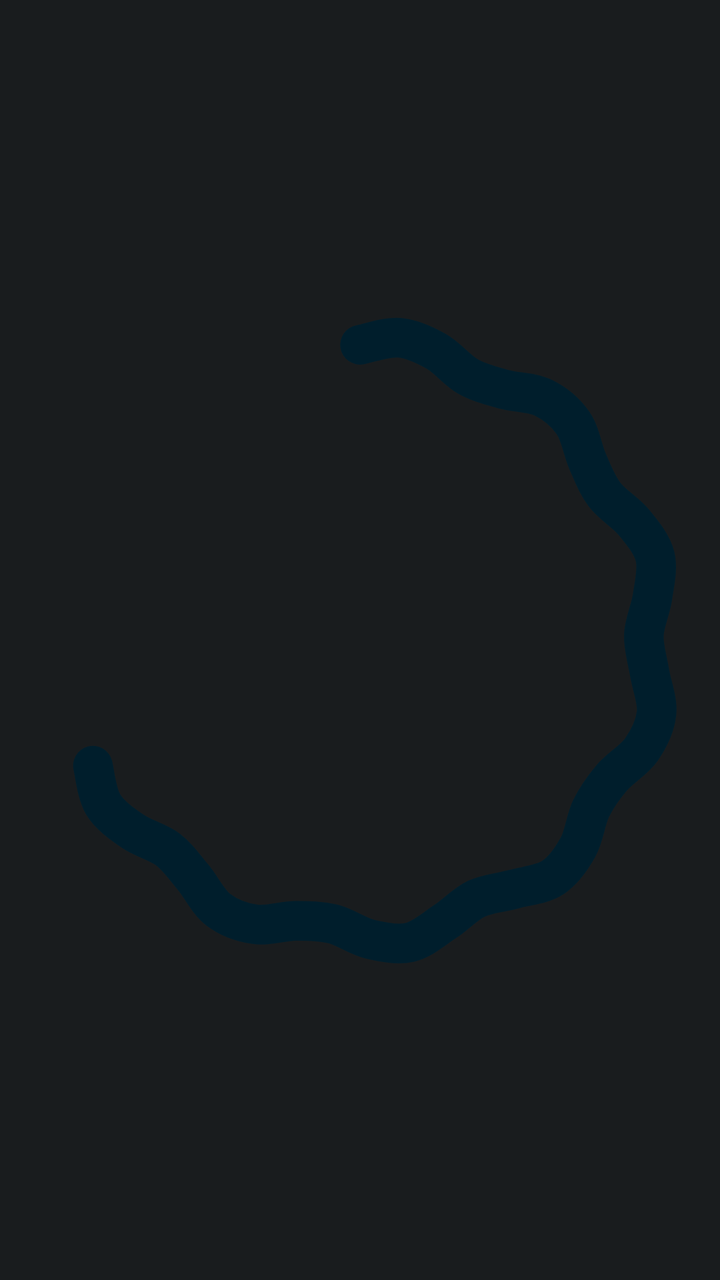
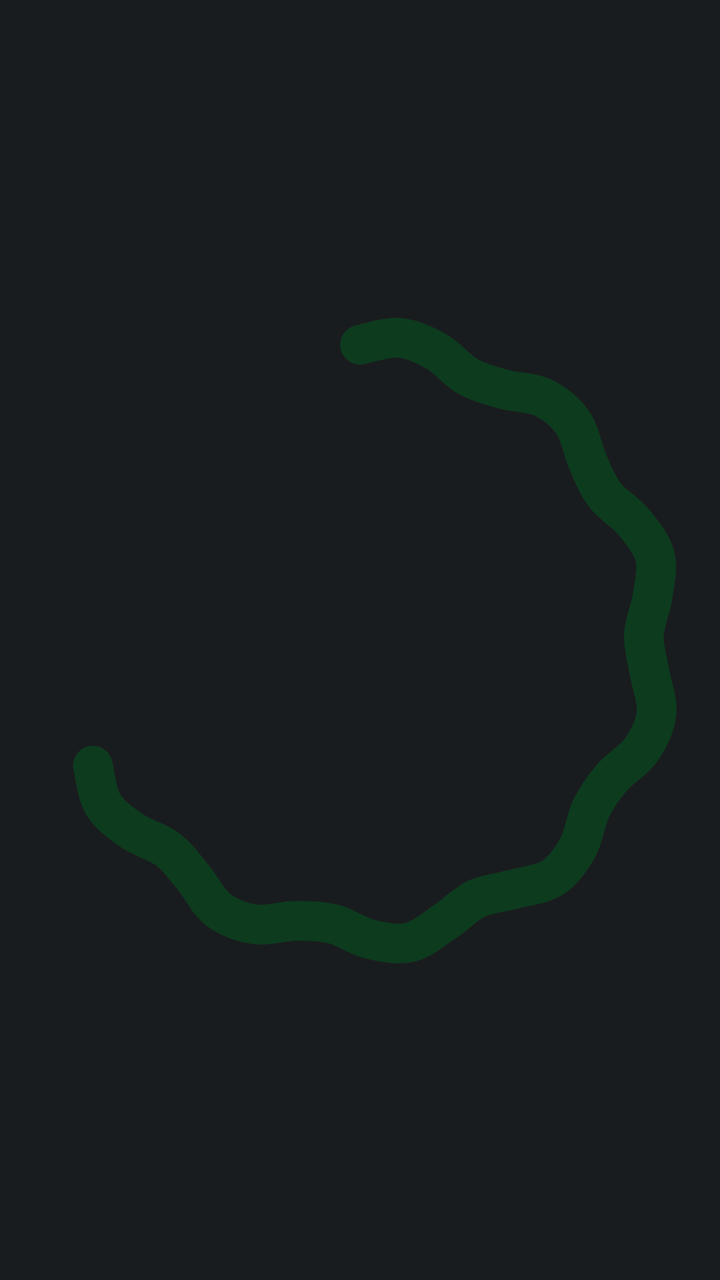

The first picture is an Android layout as it rendered before a commit; the second is the same layout after the commit. The layout source and the unified diff follow.
<!-- AndroidManifest.xml: application theme AppTheme -->
<!-- res/layout/wave_68.xml -->
<?xml version="1.0" encoding="utf-8"?>
<ProgressBar xmlns:android="http://schemas.android.com/apk/res/android"
    android:id="@+id/wave"
    android:layout_width="120dp"
    android:layout_height="120dp"
    android:layout_gravity="center"
    android:indeterminate="true"
    android:indeterminateBehavior="repeat"
    android:indeterminateDuration="1600"
    android:indeterminateDrawable="@drawable/charge_wave_68"
    android:indeterminateTint="@color/g_on_primary_c"
    android:indeterminateTintMode="src_in" />
<!-- resources referenced by this layout -->
<resources>
  <color name="g_on_primary_c">@android:color/system_accent1_900</color>
  <!-- drawable charge_wave_68: vector/xml drawable (drawable, 49193 chars, omitted) -->
  <style name="AppTheme" parent="@android:style/Theme.DeviceDefault.NoActionBar">
          <item name="android:windowBackground">@color/ui_bg</item>
          <item name="android:statusBarColor">@android:color/transparent</item>
          <item name="android:navigationBarColor">@android:color/transparent</item>
          <item name="android:windowLightStatusBar">false</item>
          <item name="android:windowLightNavigationBar">false</item>
      </style>
  <color name="ui_bg">@android:color/system_neutral1_900</color>
</resources>

<!-- the commit's change to res/layout/wave_68.xml (unified diff, before → after) -->
@@ -8,5 +8,5 @@
     android:indeterminateBehavior="repeat"
     android:indeterminateDuration="1600"
     android:indeterminateDrawable="@drawable/charge_wave_68"
-    android:indeterminateTint="@color/g_on_primary_c"
+    android:indeterminateTint="@color/g_on_charge"
     android:indeterminateTintMode="src_in" />
<!-- resource entries referenced after the edit -->
@@ -1,6 +1,6 @@
 <!-- resources referenced by this layout -->
 <resources>
-  <color name="g_on_primary_c">@android:color/system_accent1_900</color>
+  <color name="g_on_charge">#FF0C3B1E</color>
   <!-- drawable charge_wave_68: vector/xml drawable (drawable, 49193 chars, omitted) -->
   <style name="AppTheme" parent="@android:style/Theme.DeviceDefault.NoActionBar">
           <item name="android:windowBackground">@color/ui_bg</item>
